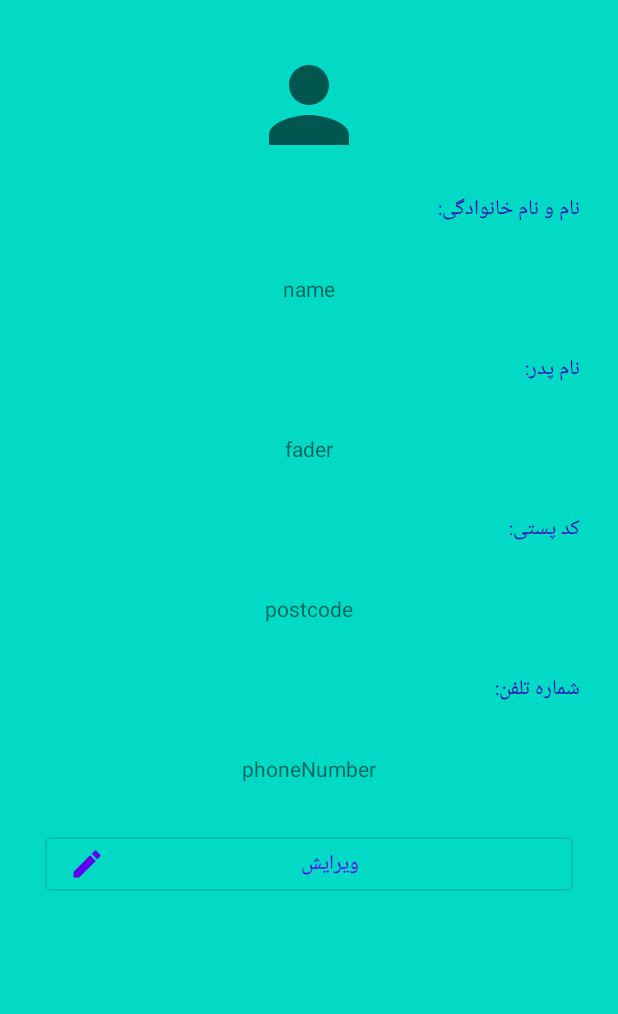
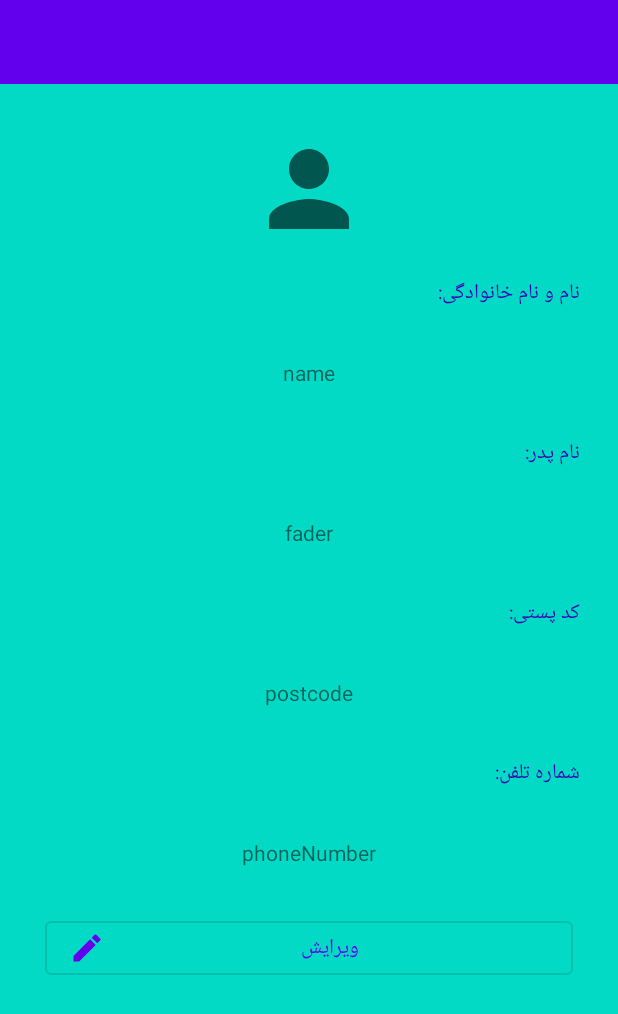
Before and after one commit to najmeRajabi/AccountManager, an Android app: the screen it shows after launch (MainActivity), on a phone screen of 412 x 824 dp. Shown: the top 1014 px of the screen. Run offline under Robolectric (Android 15) with nearby library versions, the phone set to English and light mode, and no system bars.

Commit message:
design toolbar.xml

```diff
--- a/app/src/main/res/layout/toolbar.xml
+++ b/app/src/main/res/layout/toolbar.xml
@@ -1,6 +1,32 @@
 <?xml version="1.0" encoding="utf-8"?>
-<androidx.constraintlayout.widget.ConstraintLayout xmlns:android="http://schemas.android.com/apk/res/android"
+<androidx.coordinatorlayout.widget.CoordinatorLayout xmlns:android="http://schemas.android.com/apk/res/android"
+    xmlns:app="http://schemas.android.com/apk/res-auto"
+    xmlns:tools="http://schemas.android.com/tools"
     android:layout_width="match_parent"
-    android:layout_height="match_parent">
+    android:layout_height="match_parent"
+    tools:context=".MainActivity"
+    tools:ignore="MissingDefaultResource">
 
-</androidx.constraintlayout.widget.ConstraintLayout>
+    <com.google.android.material.appbar.AppBarLayout
+        android:layout_width="match_parent"
+        android:layout_height="wrap_content">
+
+        <com.google.android.material.appbar.CollapsingToolbarLayout
+            android:id="@+id/collapsing_toolbar_layout"
+            android:layout_width="match_parent"
+            android:layout_height="match_parent"
+            app:contentScrim="?attr/colorPrimary"
+            app:expandedTitleGravity="top"
+            app:layout_scrollFlags="scroll|exitUntilCollapsed|snap">
+
+            <androidx.appcompat.widget.Toolbar
+                android:id="@+id/toolbar"
+                app:title="title"
+                android:layout_width="match_parent"
+                android:layout_height="?attr/actionBarSize"
+                android:background="?attr/colorPrimary" />
+
+        </com.google.android.material.appbar.CollapsingToolbarLayout>
+    </com.google.android.material.appbar.AppBarLayout>
+
+</androidx.coordinatorlayout.widget.CoordinatorLayout>
```
